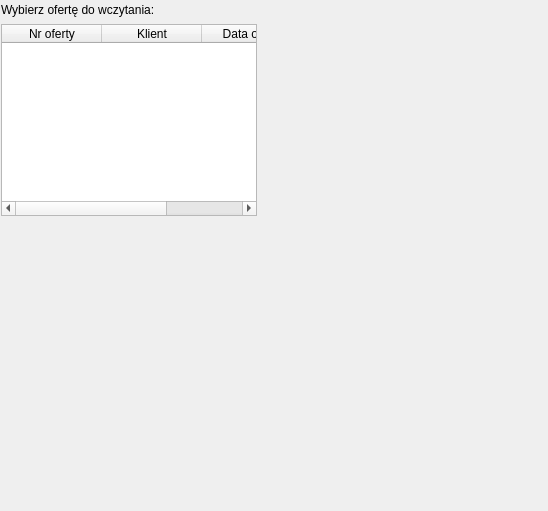
Qt form SzukajOferty.ui (konserw/koferta) before a commit.
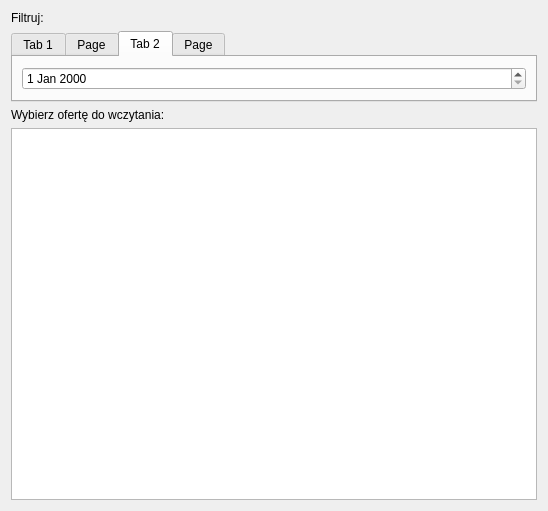
The same form after that commit.

Commit message: szukaj oferty skończone, zaczęte szukaj klienta

```diff
--- a/SzukajOferty.ui
+++ b/SzukajOferty.ui
@@ -13,44 +13,78 @@
   <property name="windowTitle">
    <string>Form</string>
   </property>
-  <widget class="QLabel" name="label">
-   <property name="geometry">
-    <rect>
-     <x>1</x>
-     <y>1</y>
-     <width>195</width>
-     <height>17</height>
-    </rect>
-   </property>
-   <property name="text">
-    <string>Wybierz ofertę do wczytania:</string>
-   </property>
-  </widget>
-  <widget class="QTableWidget" name="tableWidget">
-   <property name="geometry">
-    <rect>
-     <x>1</x>
-     <y>24</y>
-     <width>256</width>
-     <height>192</height>
-    </rect>
-   </property>
-   <column>
-    <property name="text">
-     <string>Nr oferty</string>
-    </property>
-   </column>
-   <column>
-    <property name="text">
-     <string>Klient</string>
-    </property>
-   </column>
-   <column>
-    <property name="text">
-     <string>Data oferty</string>
-    </property>
-   </column>
-  </widget>
+  <layout class="QVBoxLayout" name="verticalLayout">
+   <item>
+    <widget class="QLabel" name="label_filtruj">
+     <property name="text">
+      <string>Filtruj:</string>
+     </property>
+    </widget>
+   </item>
+   <item>
+    <widget class="QTabWidget" name="tabWidget">
+     <property name="sizePolicy">
+      <sizepolicy hsizetype="Minimum" vsizetype="Minimum">
+       <horstretch>0</horstretch>
+       <verstretch>0</verstretch>
+      </sizepolicy>
+     </property>
+     <property name="currentIndex">
+      <number>2</number>
+     </property>
+     <widget class="QWidget" name="tab_id">
+      <attribute name="title">
+       <string>Tab 1</string>
+      </attribute>
+      <layout class="QHBoxLayout" name="horizontalLayout_2">
+       <item>
+        <widget class="QLineEdit" name="lineEdit_Id"/>
+       </item>
+      </layout>
+     </widget>
+     <widget class="QWidget" name="tab_klient">
+      <attribute name="title">
+       <string>Page</string>
+      </attribute>
+      <layout class="QHBoxLayout" name="horizontalLayout_4">
+       <item>
+        <widget class="QLineEdit" name="lineEdit_Client"/>
+       </item>
+      </layout>
+     </widget>
+     <widget class="QWidget" name="tab_date">
+      <attribute name="title">
+       <string>Tab 2</string>
+      </attribute>
+      <layout class="QHBoxLayout" name="horizontalLayout_3">
+       <item>
+        <widget class="QDateEdit" name="dateEdit"/>
+       </item>
+      </layout>
+     </widget>
+     <widget class="QWidget" name="tab_user">
+      <attribute name="title">
+       <string>Page</string>
+      </attribute>
+      <layout class="QHBoxLayout" name="horizontalLayout">
+       <item>
+        <widget class="QComboBox" name="comboBox"/>
+       </item>
+      </layout>
+     </widget>
+    </widget>
+   </item>
+   <item>
+    <widget class="QLabel" name="label_wybierz">
+     <property name="text">
+      <string>Wybierz ofertę do wczytania:</string>
+     </property>
+    </widget>
+   </item>
+   <item>
+    <widget class="QTableView" name="tableView"/>
+   </item>
+  </layout>
  </widget>
  <resources/>
  <connections/>
```
The commit also changes 12 other files.
